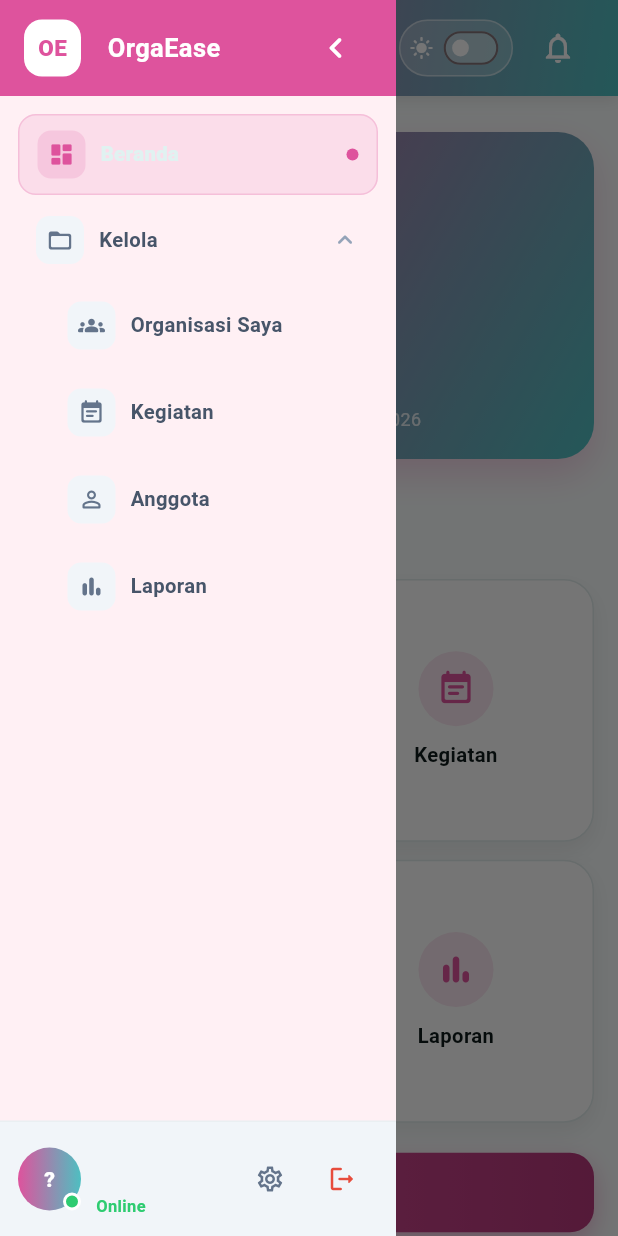
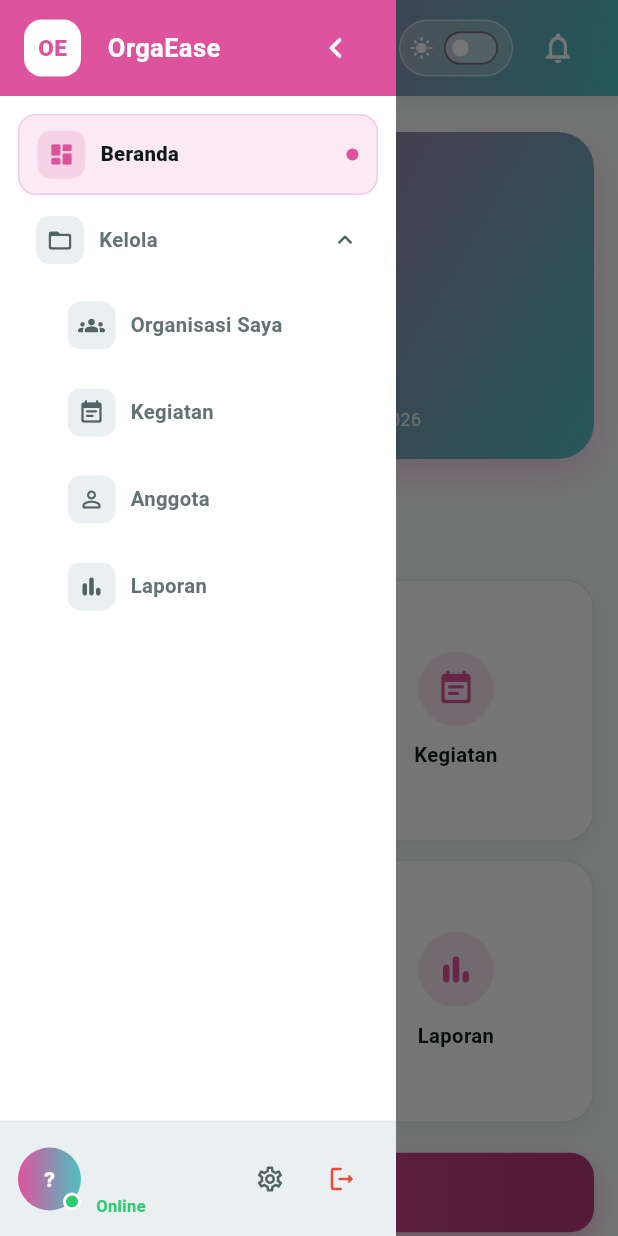
Before and after one commit to DionmaSinaga/OrgaEase, a Flutter app: the HomePage screen opened directly with empty values, with the side drawer open, on a phone screen of 412 x 824 dp. Run offline on Flutter 3.47's test engine with Material 3 defaults, Android fonts, the phone set to English and light mode, and no system bars; missing offline and left inert: postgres.

Commit message:
bug fixed

```diff
--- a/orga_ease/lib/app_color.dart
+++ b/orga_ease/lib/app_color.dart
@@ -33,7 +33,9 @@ class AppColors {
   // Dark: hover = versi lebih terang agar kontras di atas gelap.
   static const Color darkPinkHover = pinkHover;
   static const Color darkTealHover = tealHover;
-  static const Color darkPinkSoft = Color(0xFF3A2A32);
+  // Soft dark: hijau-keabu netral (BUKAN pink) agar background
+  // menu/sidebar minimize tidak tampak kemerahan.
+  static const Color darkPinkSoft = Color(0xFF22393C);
   static const Color darkTealSoft = Color(0xFF1E3D40);
   // Isian field saat dark: sedikit lebih terang dari kartu.
   static const Color darkField = Color(0xFF22393C);
--- a/orga_ease/lib/widgets/app_sidebar.dart
+++ b/orga_ease/lib/widgets/app_sidebar.dart
@@ -72,7 +72,11 @@ class AppSidebar extends StatelessWidget {
     // Drawer selalu expanded penuh (ada teks menu). Status minimize
     // (_collapsed) hanya berlaku untuk sidebar di layar lebar.
     final bool exp = inDrawer ? true : !collapsed;
-    return Column(
+    // Background sidebar eksplisit sama untuk minimize & full layar
+    // (AppColors.card): putih di light, darkCard di dark.
+    return Container(
+      color: AppColors.card(context),
+      child: Column(
       crossAxisAlignment: CrossAxisAlignment.stretch,
       children: [
         _Header(
@@ -136,6 +140,7 @@ class AppSidebar extends StatelessWidget {
           onLogout: onLogout,
         ),
       ],
+      ),
     );
   }
 }
@@ -165,7 +170,7 @@ class _Header extends StatelessWidget {
             child: Text('OE',
                 style: TextStyle(
                     fontWeight: FontWeight.w900,
-                    color: AppColors.primaryPink,
+                    color: AppColors.primary(context),
                     fontSize: fontSize)),
           ),
         ),
@@ -174,10 +179,10 @@ class _Header extends StatelessWidget {
 
     return Container(
       height: 64,
-      decoration: const BoxDecoration(
+      decoration: BoxDecoration(
         // gradient: LinearGradient(
         //   begin: Alignment.topLeft, end: Alignment.bottomRight,
-          color: AppColors.primaryPink,
+        color: AppColors.primary(context),
         // ),
       ),
       padding: EdgeInsets.symmetric(horizontal: expanded ? 16 : 8, vertical: 10),
@@ -190,7 +195,7 @@ class _Header extends StatelessWidget {
               Container(
                 width: 38, height: 38, alignment: Alignment.center,
                 decoration: BoxDecoration(color: Colors.white, borderRadius: BorderRadius.circular(12)),
-                child: const Text('OE', style: TextStyle(fontWeight: FontWeight.w900, color: AppColors.primaryPink, fontSize: 15)),
+                child: Text('OE', style: TextStyle(fontWeight: FontWeight.w900, color: AppColors.primary(context), fontSize: 15)),
               ),
               const Spacer(flex: 1),
               const Text('OrgaEase', style: TextStyle(color: Colors.white, fontWeight: FontWeight.w700, fontSize: 17)),
@@ -220,21 +225,24 @@ class _Tile extends StatelessWidget {
   const _Tile({required this.item, required this.selected, required this.expanded, this.subItem = false, required this.onTap});
   @override
   Widget build(BuildContext context) {
+    final accent = item.resolveColor(context);
     if (!expanded) {
       return Padding(
         padding: const EdgeInsets.only(bottom: 6),
         child: Tooltip(
           message: item.label,
           child: InkWell(
-            borderRadius: BorderRadius.circular(14),
+            borderRadius: BorderRadius.circular(12),
+            hoverColor: accent.withValues(alpha: 0.08),
             onTap: onTap,
             child: Container(
               height: 48,
               decoration: BoxDecoration(
-                color: selected ? item.color.withValues(alpha: 0.14) : Colors.transparent,
-                borderRadius: BorderRadius.circular(14),
+                color: selected ? accent.withValues(alpha: 0.12) : Colors.transparent,
+                borderRadius: BorderRadius.circular(12),
+                border: Border.all(color: selected ? accent.withValues(alpha: 0.22) : Colors.transparent),
               ),
-              child: Center(child: Icon(item.icon, color: selected ? item.color : const Color(0xFF64748B), size: 22)),
+              child: Center(child: Icon(item.icon, color: selected ? accent : AppColors.mutedIcon(context), size: 22)),
             ),
           ),
         ),
@@ -242,30 +250,31 @@ class _Tile extends StatelessWidget {
     }
     return InkWell(
       borderRadius: BorderRadius.circular(12),
+      hoverColor: accent.withValues(alpha: 0.08),
       onTap: onTap,
       child: Container(
         padding: EdgeInsets.symmetric(horizontal: subItem ? 10 : 12, vertical: 10),
         margin: subItem ? const EdgeInsets.only(left: 22) : EdgeInsets.zero,
         decoration: BoxDecoration(
-          color: selected ? item.color.withValues(alpha: 0.12) : Colors.transparent,
+          color: selected ? accent.withValues(alpha: 0.12) : Colors.transparent,
           borderRadius: BorderRadius.circular(12),
-          border: Border.all(color: selected ? item.color.withValues(alpha: 0.22) : Colors.transparent),
+          border: Border.all(color: selected ? accent.withValues(alpha: 0.22) : Colors.transparent),
         ),
         child: Row(children: [
           Container(
             padding: const EdgeInsets.all(7),
             decoration: BoxDecoration(
-              color: selected ? item.color.withValues(alpha: 0.16) : const Color(0xFFF1F5F9),
+              color: selected ? accent.withValues(alpha: 0.16) : AppColors.cardAlt(context),
               borderRadius: BorderRadius.circular(9),
             ),
-            child: Icon(item.icon, size: 18, color: selected ? item.color : const Color(0xFF64748B)),
+            child: Icon(item.icon, size: 18, color: selected ? accent : AppColors.mutedIcon(context)),
           ),
           const SizedBox(width: 10),
           Expanded(child: Text(item.label, maxLines: 1, overflow: TextOverflow.ellipsis,
             style: TextStyle(fontSize: 13.5, fontWeight: selected ? FontWeight.w800 : FontWeight.w600,
-              color: selected ? AppColors.darkText : const Color(0xFF475569)))),
+              color: selected ? AppColors.ink(context) : AppColors.subInk(context, 0.9)))),
           if (selected) Container(width: 8, height: 8,
-            decoration: BoxDecoration(color: item.color, shape: BoxShape.circle)),
+            decoration: BoxDecoration(color: accent, shape: BoxShape.circle)),
         ]),
       ),
     );
@@ -282,26 +291,38 @@ class _ManageGroup extends StatelessWidget {
   const _ManageGroup({required this.expanded, required this.isOpen, required this.hasActive, required this.onToggle, required this.children});
   @override
   Widget build(BuildContext context) {
+    final dark = AppColors.isDark(context);
+    // Saat minimize: header "Kelola" disembunyikan total agar tidak
+    // overflow; hanya isi menu (children = ikon) yang ditampilkan.
     if (!expanded) return Column(children: children);
     return Column(crossAxisAlignment: CrossAxisAlignment.stretch, children: [
       InkWell(
         borderRadius: BorderRadius.circular(12),
+        hoverColor: AppColors.primary(context).withValues(alpha: 0.08),
         onTap: onToggle,
         child: Container(
           padding: const EdgeInsets.symmetric(horizontal: 12, vertical: 10),
           decoration: BoxDecoration(
-            color: hasActive ? AppColors.darkText.withValues(alpha: 0.05) : Colors.transparent,
+            color: hasActive
+                ? (dark
+                    ? Colors.white.withValues(alpha: 0.06)
+                    : AppColors.lightText.withValues(alpha: 0.05))
+                : Colors.transparent,
             borderRadius: BorderRadius.circular(12),
           ),
           child: Row(children: [
             Container(padding: const EdgeInsets.all(7),
-              decoration: BoxDecoration(color: const Color(0xFFF1F5F9), borderRadius: BorderRadius.circular(9)),
-              child: const Icon(Icons.folder_open_rounded, size: 18, color: Color(0xFF64748B))),
+              decoration: BoxDecoration(
+                  color: AppColors.cardAlt(context),
+                  borderRadius: BorderRadius.circular(9)),
+              child: Icon(Icons.folder_open_rounded,
+                  size: 18, color: AppColors.mutedIcon(context))),
             const SizedBox(width: 10),
-            const Expanded(child: Text('Kelola',
-              style: TextStyle(fontSize: 13.5, fontWeight: FontWeight.w700, color: Color(0xFF475569)))),
+            Expanded(child: Text('Kelola',
+              style: TextStyle(fontSize: 13.5, fontWeight: FontWeight.w700,
+                  color: AppColors.subInk(context, 0.9)))),
             AnimatedRotation(turns: isOpen ? 0.5 : 0, duration: const Duration(milliseconds: 200),
-              child: const Icon(Icons.expand_more_rounded, size: 20, color: Color(0xFF94A3B8))),
+              child: Icon(Icons.expand_more_rounded, size: 20, color: AppColors.mutedIcon(context))),
           ]),
         ),
       ),
@@ -324,54 +345,56 @@ class _ProfileFooter extends StatelessWidget {
   final VoidCallback onSettings;
   final VoidCallback onLogout;
   const _ProfileFooter({required this.expanded, required this.userName, required this.userEmail, required this.initials, required this.onSettings, required this.onLogout});
-  Widget _avatar() {
+  Widget _avatar(BuildContext context) {
     return Stack(children: [
       Container(
         width: 42, height: 42, alignment: Alignment.center,
-        decoration: const BoxDecoration(
-          gradient: LinearGradient(colors: [AppColors.primaryPink, AppColors.primaryTeal]),
+        decoration: BoxDecoration(
+          gradient: LinearGradient(colors: [AppColors.primary(context), AppColors.secondary(context)]),
           shape: BoxShape.circle,
         ),
         child: Text(initials, style: const TextStyle(color: Colors.white, fontWeight: FontWeight.w800, fontSize: 14)),
       ),
       Positioned(right: 0, bottom: 0, child: Container(width: 12, height: 12,
         decoration: BoxDecoration(color: AppColors.success, shape: BoxShape.circle,
-          border: Border.all(color: Colors.white, width: 2)))),
+          border: Border.all(color: AppColors.card(context), width: 2)))),
     ]);
   }
   @override
   Widget build(BuildContext context) {
+    final footerBg = AppColors.cardAlt(context);
+    final footerBorder = AppColors.border(context);
     if (!expanded) {
       return Container(
-        decoration: const BoxDecoration(color: Color(0xFFF1F5F9),
-          border: Border(top: BorderSide(color: AppColors.lightCard))),
+        decoration: BoxDecoration(color: footerBg,
+          border: Border(top: BorderSide(color: footerBorder))),
         padding: const EdgeInsets.symmetric(vertical: 12, horizontal: 8),
         child: Column(children: [
-          _avatar(),
+          _avatar(context),
           const SizedBox(height: 8),
           IconButton(tooltip: 'Pengaturan', icon: const Icon(Icons.settings_outlined, size: 20),
-            color: const Color(0xFF64748B), onPressed: onSettings),
+            color: AppColors.mutedIcon(context), onPressed: onSettings),
           IconButton(tooltip: 'Keluar', icon: const Icon(Icons.logout_rounded, size: 20),
             color: AppColors.error, onPressed: onLogout),
         ]),
       );
     }
     return Container(
-      decoration: const BoxDecoration(color: Color(0xFFF1F5F9),
-        border: Border(top: BorderSide(color: AppColors.lightCard))),
+      decoration: BoxDecoration(color: footerBg,
+        border: Border(top: BorderSide(color: footerBorder))),
       padding: const EdgeInsets.all(12),
       child: Row(children: [
-        _avatar(),
+        _avatar(context),
         const SizedBox(width: 10),
         Expanded(child: Column(crossAxisAlignment: CrossAxisAlignment.start, mainAxisSize: MainAxisSize.min, children: [
           Text(userName, maxLines: 1, overflow: TextOverflow.ellipsis,
-            style: const TextStyle(fontWeight: FontWeight.w800, fontSize: 13.5, color: AppColors.darkText)),
+            style: TextStyle(fontWeight: FontWeight.w800, fontSize: 13.5, color: AppColors.ink(context))),
           Text(userEmail, maxLines: 1, overflow: TextOverflow.ellipsis,
-            style: const TextStyle(fontSize: 11.5, color: Color(0xFF64748B))),
+            style: TextStyle(fontSize: 11.5, color: AppColors.mutedIcon(context))),
           const Text('Online', style: TextStyle(fontSize: 11, fontWeight: FontWeight.w600, color: AppColors.success)),
         ])),
         IconButton(tooltip: 'Pengaturan', icon: const Icon(Icons.settings_outlined, size: 20),
-          color: const Color(0xFF64748B), onPressed: onSettings),
+          color: AppColors.mutedIcon(context), onPressed: onSettings),
         IconButton(tooltip: 'Keluar', icon: const Icon(Icons.logout_rounded, size: 20),
           color: AppColors.error, onPressed: onLogout),
       ]),
```
